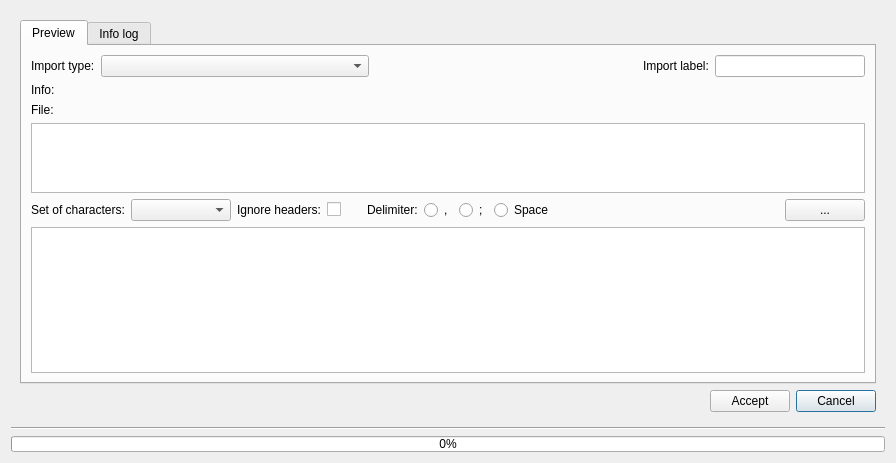
Above: core/ui/toolbars/utilities/csv.ui from Giswater/giswater_qgis_plugin before the change. Below: the same form after it.
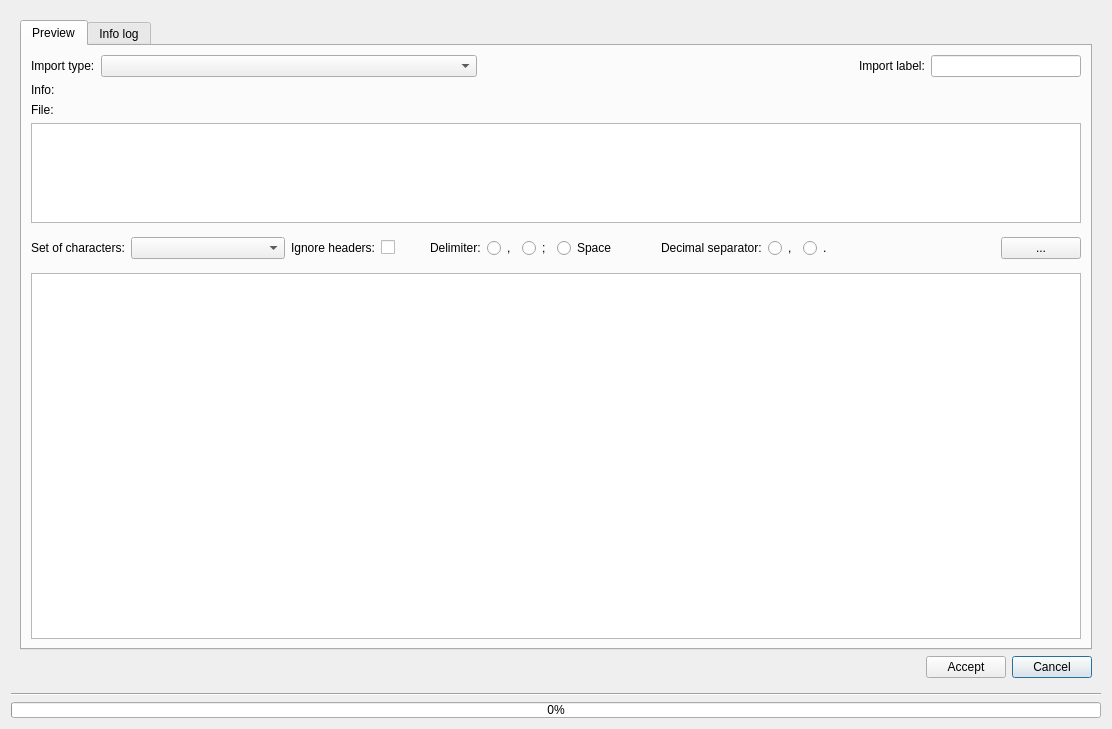
That is the form after the change.

Commit message: csv ui - add delimiter separator

Patch:
```diff
--- a/core/ui/toolbars/utilities/csv.ui
+++ b/core/ui/toolbars/utilities/csv.ui
@@ -6,22 +6,22 @@
    <rect>
     <x>0</x>
     <y>0</y>
-    <width>896</width>
-    <height>463</height>
+    <width>1112</width>
+    <height>729</height>
    </rect>
   </property>
   <property name="windowTitle">
    <string>Import CSV</string>
   </property>
   <layout class="QGridLayout" name="gridLayout_2">
-   <item row="1" column="0">
-    <widget class="Line" name="line">
-     <property name="orientation">
-      <enum>Qt::Horizontal</enum>
-     </property>
-    </widget>
-   </item>
    <item row="2" column="0">
+    <widget class="Line" name="line">
+     <property name="orientation">
+      <enum>Qt::Horizontal</enum>
+     </property>
+    </widget>
+   </item>
+   <item row="3" column="0">
     <widget class="QProgressBar" name="progressBar">
      <property name="maximumSize">
       <size>
@@ -46,6 +46,19 @@
           </property>
          </widget>
         </item>
+        <item row="0" column="0">
+         <spacer name="horizontalSpacer_4">
+          <property name="orientation">
+           <enum>Qt::Horizontal</enum>
+          </property>
+          <property name="sizeHint" stdset="0">
+           <size>
+            <width>40</width>
+            <height>20</height>
+           </size>
+          </property>
+         </spacer>
+        </item>
         <item row="0" column="1">
          <widget class="QPushButton" name="btn_accept">
           <property name="text">
@@ -53,19 +66,6 @@
           </property>
          </widget>
         </item>
-        <item row="0" column="0">
-         <spacer name="horizontalSpacer_4">
-          <property name="orientation">
-           <enum>Qt::Horizontal</enum>
-          </property>
-          <property name="sizeHint" stdset="0">
-           <size>
-            <width>40</width>
-            <height>20</height>
-           </size>
-          </property>
-         </spacer>
-        </item>
        </layout>
       </item>
       <item row="0" column="0">
@@ -182,6 +182,8 @@
               </property>
              </widget>
             </item>
+           </layout>
+          </item>
             <item>
              <layout class="QHBoxLayout" name="horizontalLayout_3">
               <item>
@@ -197,7 +199,7 @@
                 </property>
                </widget>
               </item>
-              <item alignment="Qt::AlignLeft">
+            <item>
                <widget class="QComboBox" name="cmb_unicode_list">
                 <property name="sizePolicy">
                  <sizepolicy hsizetype="MinimumExpanding" vsizetype="Fixed">
@@ -250,6 +252,15 @@
                </spacer>
               </item>
               <item>
+             <widget class="QFrame" name="frame">
+              <property name="frameShape">
+               <enum>QFrame::NoFrame</enum>
+              </property>
+              <property name="frameShadow">
+               <enum>QFrame::Raised</enum>
+              </property>
+              <layout class="QGridLayout" name="gridLayout_5">
+               <item row="0" column="0">
                <widget class="QLabel" name="lbl_delimiter">
                 <property name="sizePolicy">
                  <sizepolicy hsizetype="Fixed" vsizetype="Preferred">
@@ -262,7 +273,7 @@
                 </property>
                </widget>
               </item>
-              <item>
+               <item row="0" column="1">
                <widget class="QRadioButton" name="rb_comma">
                 <property name="sizePolicy">
                  <sizepolicy hsizetype="Fixed" vsizetype="Fixed">
@@ -275,7 +286,7 @@
                 </property>
                </widget>
               </item>
-              <item>
+               <item row="0" column="2">
                <widget class="QRadioButton" name="rb_semicolon">
                 <property name="sizePolicy">
                  <sizepolicy hsizetype="Fixed" vsizetype="Fixed">
@@ -288,13 +299,83 @@
                 </property>
                </widget>
               </item>
-              <item>
+               <item row="0" column="3">
                <widget class="QRadioButton" name="rb_space">
                 <property name="text">
                  <string>Space</string>
                 </property>
                </widget>
               </item>
+              </layout>
+             </widget>
+            </item>
+            <item>
+             <spacer name="horizontalSpacer_5">
+              <property name="orientation">
+               <enum>Qt::Horizontal</enum>
+              </property>
+              <property name="sizeType">
+               <enum>QSizePolicy::Fixed</enum>
+              </property>
+              <property name="sizeHint" stdset="0">
+               <size>
+                <width>20</width>
+                <height>20</height>
+               </size>
+              </property>
+             </spacer>
+            </item>
+            <item>
+             <widget class="QFrame" name="frame_2">
+              <property name="frameShape">
+               <enum>QFrame::NoFrame</enum>
+              </property>
+              <property name="frameShadow">
+               <enum>QFrame::Raised</enum>
+              </property>
+              <layout class="QGridLayout" name="gridLayout_6">
+               <item row="0" column="0">
+                <widget class="QLabel" name="lbl_decimal">
+                 <property name="sizePolicy">
+                  <sizepolicy hsizetype="Fixed" vsizetype="Preferred">
+                   <horstretch>0</horstretch>
+                   <verstretch>0</verstretch>
+                  </sizepolicy>
+                 </property>
+                 <property name="text">
+                  <string>Decimal separator:</string>
+                 </property>
+                </widget>
+               </item>
+               <item row="0" column="1">
+                <widget class="QRadioButton" name="rb_dec_comma">
+                 <property name="sizePolicy">
+                  <sizepolicy hsizetype="Fixed" vsizetype="Fixed">
+                   <horstretch>0</horstretch>
+                   <verstretch>0</verstretch>
+                  </sizepolicy>
+                 </property>
+                 <property name="text">
+                  <string>,</string>
+                 </property>
+                </widget>
+               </item>
+               <item row="0" column="2">
+                <widget class="QRadioButton" name="rb_dec_period">
+                 <property name="sizePolicy">
+                  <sizepolicy hsizetype="Fixed" vsizetype="Fixed">
+                   <horstretch>0</horstretch>
+                   <verstretch>0</verstretch>
+                  </sizepolicy>
+                 </property>
+                 <property name="text">
+                  <string>.</string>
+                 </property>
+                </widget>
+               </item>
+              </layout>
+             </widget>
+            </item>
               <item>
                <spacer name="horizontalSpacer_2">
                 <property name="orientation">
@@ -314,8 +395,6 @@
                  <string>...</string>
                 </property>
                </widget>
-              </item>
-             </layout>
             </item>
            </layout>
           </item>
```
Lines whose indentation alone changed are shown as unchanged.
